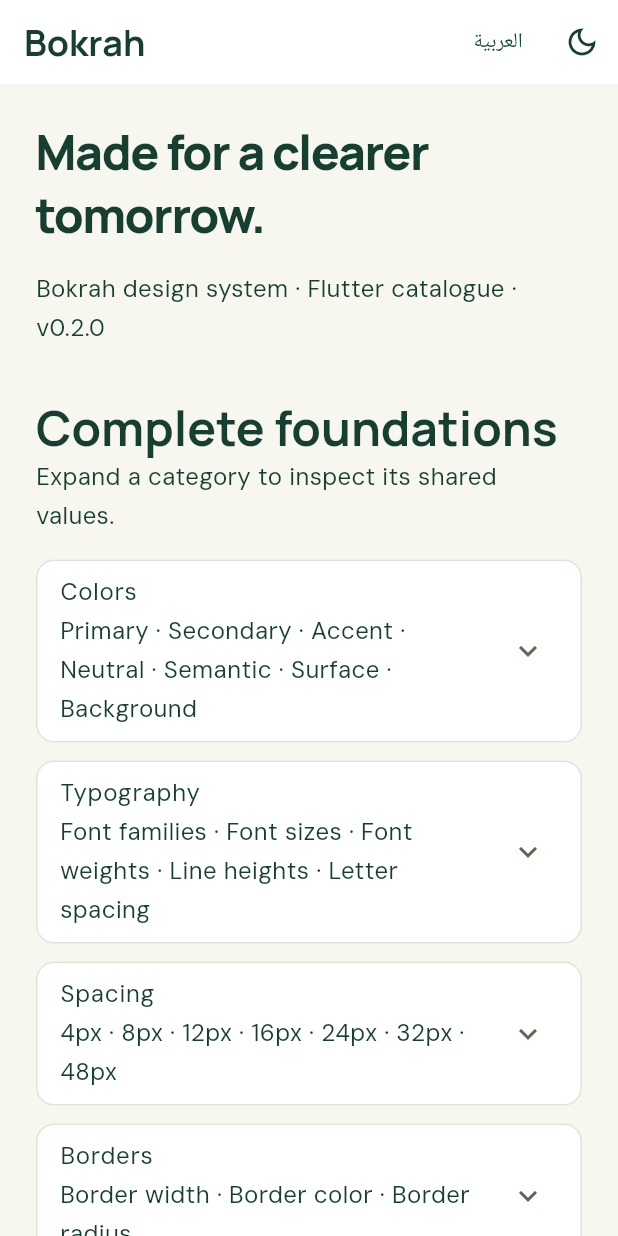
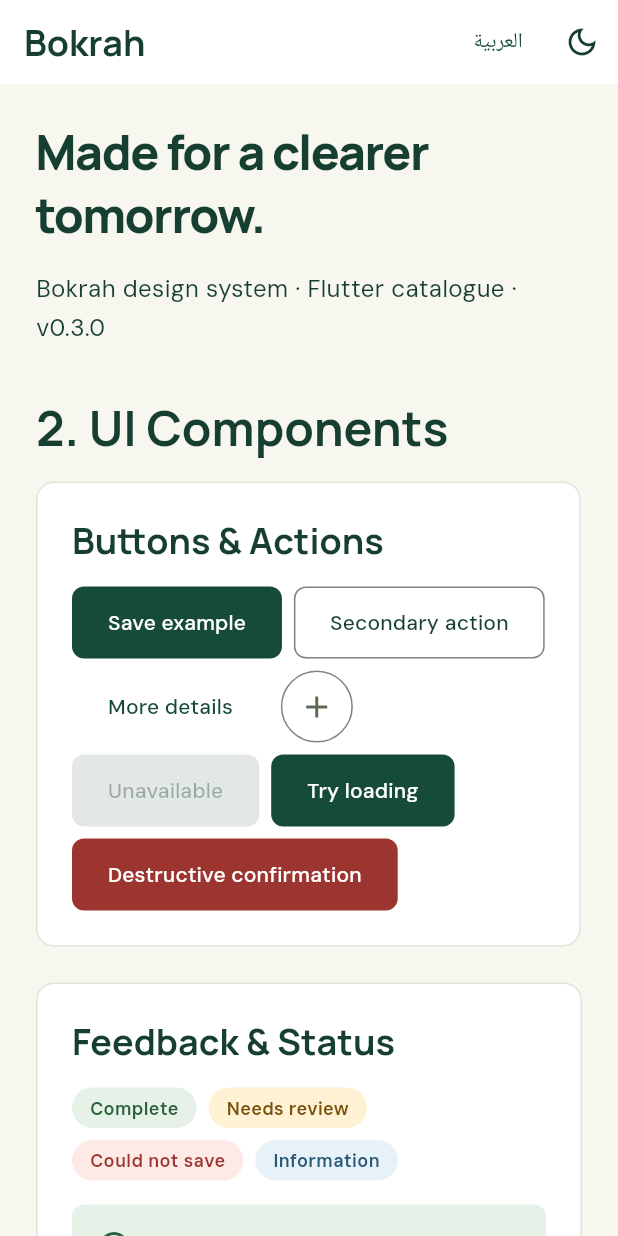
Before and after one commit to Mahfoud-Sa/bokrah-design-system, a Flutter app: the screen it shows after launch, on a phone screen of 412 x 824 dp. Run offline on Flutter 3.47's test engine with Material 3 defaults, Android fonts, the light colour scheme and no system bars.

Commit message:
Add button action and status feedback component groups

```diff
--- a/examples/flutter/lib/main.dart
+++ b/examples/flutter/lib/main.dart
@@ -1,3 +1,4 @@
+import 'ui_components.dart';
 import 'foundations.dart';
 import 'package:flutter/material.dart';
 import 'package:flutter_localizations/flutter_localizations.dart';
@@ -66,11 +67,12 @@ class _BokrahCatalogState extends State<BokrahCatalog> {
                 const SizedBox(height: BkSpace.lg),
                 Text(
                   text(
-                    'Bokrah design system · Flutter catalogue · v0.2.0',
-                    'نظام تصميم بكرة · مكتبة فلاتر · 0.2.0',
+                    'Bokrah design system · Flutter catalogue · v0.3.0',
+                    'نظام تصميم بكرة · مكتبة فلاتر · 0.3.0',
                   ),
                 ),
                 const SizedBox(height: BkSpace.xxl),
+                UIComponentsCatalogue(arabic: arabic),
                 FoundationCatalogue(arabic: arabic),
                 const SizedBox(height: BkSpace.xxl),
                 Wrap(
--- /dev/null
+++ b/examples/flutter/lib/ui_components.dart
@@ -0,0 +1,247 @@
+import 'package:flutter/material.dart';
+import 'package:bokrah_design_system/bokrah_design_system.dart';
+
+class UIComponentsCatalogue extends StatefulWidget {
+  const UIComponentsCatalogue({super.key, required this.arabic});
+  final bool arabic;
+  @override
+  State<UIComponentsCatalogue> createState() => _UIComponentsCatalogueState();
+}
+
+class _UIComponentsCatalogueState extends State<UIComponentsCatalogue> {
+  bool busy = false;
+  double progress = .4;
+  String text(String en, String ar) => widget.arabic ? ar : en;
+  void toast(String message) => BkToast.show(context, message: message);
+  Future<void> previewLoading() async {
+    setState(() => busy = true);
+    await Future<void>.delayed(const Duration(seconds: 1));
+    if (!mounted) return;
+    setState(() => busy = false);
+    toast(text('Loading preview complete.', 'اكتملت معاينة التحميل.'));
+  }
+
+  Future<void> confirm() async {
+    final result = await showDialog<bool>(
+      context: context,
+      builder: (context) => AlertDialog(
+        title: Text(
+          text('Confirm example action?', 'هل تؤكد الإجراء التجريبي؟'),
+        ),
+        content: Text(text('No records will be deleted.', 'لن تُحذف سجلات.')),
+        actions: [
+          TextButton(
+            autofocus: true,
+            onPressed: () => Navigator.pop(context, false),
+            child: Text(text('Cancel', 'إلغاء')),
+          ),
+          BkButton(
+            label: text('Confirm preview', 'تأكيد المعاينة'),
+            variant: BkButtonVariant.danger,
+            onPressed: () => Navigator.pop(context, true),
+          ),
+        ],
+      ),
+    );
+    if (mounted && result == true)
+      toast(
+        text(
+          'Confirmation complete. Nothing was deleted.',
+          'اكتمل التأكيد. لم يتم حذف شيء.',
+        ),
+      );
+  }
+
+  @override
+  Widget build(BuildContext context) => Column(
+    crossAxisAlignment: CrossAxisAlignment.start,
+    children: [
+      Text(
+        text('2. UI Components', '2. مكونات الواجهة'),
+        style: Theme.of(context).textTheme.headlineMedium,
+      ),
+      const SizedBox(height: BkSpace.lg),
+      BkCard(
+        child: Column(
+          crossAxisAlignment: CrossAxisAlignment.start,
+          children: [
+            Text(
+              text('Buttons & Actions', 'الأزرار والإجراءات'),
+              style: Theme.of(context).textTheme.titleLarge,
+            ),
+            const SizedBox(height: BkSpace.lg),
+            BkButtonGroup(
+              label: text('Example actions', 'إجراءات تجريبية'),
+              children: [
+                BkButton(
+                  label: text('Save example', 'حفظ المثال'),
+                  onPressed: () =>
+                      toast(text('Example saved.', 'تم حفظ المثال.')),
+                ),
+                BkButton(
+                  label: text('Secondary action', 'إجراء ثانوي'),
+                  variant: BkButtonVariant.secondary,
+                  onPressed: () => toast(
+                    text('Secondary preview.', 'معاينة الإجراء الثانوي.'),
+                  ),
+                ),
+                BkButton(
+                  label: text('More details', 'تفاصيل إضافية'),
+                  variant: BkButtonVariant.tertiary,
+                  onPressed: () => toast(
+                    text(
+                      'Use tertiary actions for lower emphasis.',
+                      'استخدم الإجراء النصي للأولوية الأقل.',
+                    ),
+                  ),
+                ),
+                BkIconButton(
+                  label: text('Add example', 'إضافة مثال'),
+                  icon: Icons.add,
+                  onPressed: () => toast(
+                    text('Add action preview.', 'معاينة إجراء الإضافة.'),
+                  ),
+                ),
+                BkButton(label: text('Unavailable', 'غير متاح')),
+                BkButton(
+                  label: text('Try loading', 'جرّب التحميل'),
+                  loading: busy,
+                  loadingLabel: text('Working', 'جارٍ التنفيذ'),
+                  onPressed: previewLoading,
+                ),
+                BkButton(
+                  label: text('Destructive confirmation', 'تأكيد الحذف'),
+                  variant: BkButtonVariant.danger,
+                  onPressed: confirm,
+                ),
+              ],
+            ),
+          ],
+        ),
+      ),
+      const SizedBox(height: BkSpace.xl),
+      BkCard(
+        child: Column(
+          crossAxisAlignment: CrossAxisAlignment.start,
+          children: [
+            Text(
+              text('Feedback & Status', 'التنبيهات والحالة'),
+              style: Theme.of(context).textTheme.titleLarge,
+            ),
+            const SizedBox(height: BkSpace.lg),
+            Wrap(
+              spacing: BkSpace.sm,
+              runSpacing: BkSpace.sm,
+              children: [
+                BkBadge(label: text('Complete', 'مكتمل'), tone: BkTone.success),
+                BkBadge(
+                  label: text('Needs review', 'يحتاج مراجعة'),
+                  tone: BkTone.warning,
+                ),
+                BkBadge(
+                  label: text('Could not save', 'تعذر الحفظ'),
+                  tone: BkTone.danger,
+                ),
+                BkBadge(
+                  label: text('Information', 'معلومة'),
+                  tone: BkTone.info,
+                ),
+              ],
+            ),
+            const SizedBox(height: BkSpace.lg),
+            for (final tone in [
+              BkTone.success,
+              BkTone.warning,
+              BkTone.danger,
+              BkTone.info,
+            ])
+              Padding(
+                padding: const EdgeInsets.only(bottom: BkSpace.md),
+                child: BkAlert(
+                  title: text(
+                    {
+                      'success': 'Complete',
+                      'warning': 'Needs review',
+                      'danger': 'Could not save',
+                      'info': 'Information',
+                    }[tone.name]!,
+                    {
+                      'success': 'مكتمل',
+                      'warning': 'يحتاج مراجعة',
+                      'danger': 'تعذر الحفظ',
+                      'info': 'معلومة',
+                    }[tone.name]!,
+                  ),
+                  message: text(
+                    'Persistent feedback includes a clear explanation.',
+                    'تنبيه مستمر يتضمن تفسيراً واضحاً.',
+                  ),
+                  tone: tone,
+                ),
+              ),
+            BkButton(
+              label: text('Show toast', 'عرض إشعار'),
+              variant: BkButtonVariant.secondary,
+              onPressed: () => toast(
+                text(
+                  'Changes are ready for review.',
+                  'التغييرات جاهزة للمراجعة.',
+                ),
+              ),
+            ),
+            const SizedBox(height: BkSpace.xl),
+            BkProgress(
+              label: text('Example import progress', 'تقدم الاستيراد التجريبي'),
+              value: progress,
+            ),
+            const SizedBox(height: BkSpace.md),
+            BkButton(
+              label: text('Advance progress', 'زيادة التقدم'),
+              variant: BkButtonVariant.secondary,
+              onPressed: () => setState(
+                () =>
+                    progress = progress >= 1 ? 0 : (progress + .2).clamp(0, 1),
+              ),
+            ),
+            const SizedBox(height: BkSpace.xl),
+            Semantics(
+              label: text('Loading transactions', 'جارٍ تحميل المعاملات'),
+              child: const Column(
+                crossAxisAlignment: CrossAxisAlignment.start,
+                children: [
+                  BkSkeleton(),
+                  SizedBox(height: BkSpace.sm),
+                  BkSkeleton(width: 180),
+                  SizedBox(height: BkSpace.sm),
+                  BkSkeleton(width: 120),
+                ],
+              ),
+            ),
+            const SizedBox(height: BkSpace.lg),
+            BkEmptyState(
+              title: text('No transactions yet', 'لا توجد معاملات بعد'),
+              message: text(
+                'Your first transaction will appear here.',
+                'ستظهر معاملتك الأولى هنا.',
+              ),
+              action: BkButton(
+                label: text('Create example', 'إنشاء مثال'),
+                variant: BkButtonVariant.secondary,
+                onPressed: () => toast(
+                  text('Create action preview.', 'معاينة إجراء الإنشاء.'),
+                ),
+              ),
+            ),
+            Text(
+              text(
+                'Persistent alerts for important errors; toasts for brief informational feedback. Loading placeholders are decorative.',
+                'تنبيهات مستمرة للأخطاء المهمة وإشعارات للمعلومات العابرة. عناصر التحميل زخرفية.',
+              ),
+            ),
+          ],
+        ),
+      ),
+      const SizedBox(height: BkSpace.xxl),
+    ],
+  );
+}
--- a/package.json
+++ b/package.json
@@ -1,6 +1,6 @@
 {
   "name": "bokrah-design-system",
-  "version": "0.2.0",
+  "version": "0.3.0",
   "private": true,
   "type": "module",
   "scripts": {
--- a/packages/flutter/lib/bokrah_design_system.dart
+++ b/packages/flutter/lib/bokrah_design_system.dart
@@ -5,3 +5,4 @@ export 'src/theme.dart';
 export 'src/components.dart';
 export 'src/foundations.g.dart';
 export 'src/foundations.dart';
+export 'src/actions_feedback.dart';
--- /dev/null
+++ b/packages/flutter/lib/src/actions_feedback.dart
@@ -0,0 +1,109 @@
+import 'package:flutter/material.dart';
+import 'components.dart';
+import 'tokens.g.dart';
+import 'theme.dart';
+
+/// A named icon action; the label also supplies the tooltip.
+class BkIconButton extends StatelessWidget {
+  const BkIconButton({
+    super.key,
+    required this.label,
+    required this.icon,
+    this.onPressed,
+  });
+  final String label;
+  final IconData icon;
+  final VoidCallback? onPressed;
+  @override
+  Widget build(BuildContext context) => IconButton.outlined(
+    onPressed: onPressed,
+    tooltip: label,
+    icon: Icon(icon),
+    constraints: const BoxConstraints(minWidth: 48, minHeight: 48),
+  );
+}
+
+/// Related independent actions. Does not imply single selection or toolbar keys.
+class BkButtonGroup extends StatelessWidget {
+  const BkButtonGroup({super.key, required this.label, required this.children});
+  final String label;
+  final List<Widget> children;
+  @override
+  Widget build(BuildContext context) => Semantics(
+    container: true,
+    label: label,
+    child: Wrap(
+      spacing: BkSpace.sm,
+      runSpacing: BkSpace.sm,
+      children: children,
+    ),
+  );
+}
+
+class BkProgress extends StatelessWidget {
+  const BkProgress({super.key, required this.label, this.value})
+    : assert(value == null || (value >= 0 && value <= 1));
+  final String label;
+
+  /// Null means progress cannot yet be measured; otherwise a fraction 0–1.
+  final double? value;
+  @override
+  Widget build(BuildContext context) => Column(
+    crossAxisAlignment: CrossAxisAlignment.start,
+    children: [
+      Text(value == null ? label : '$label · ${(value! * 100).round()}%'),
+      const SizedBox(height: BkSpace.sm),
+      LinearProgressIndicator(
+        value: value,
+        semanticsLabel: label,
+        minHeight: BkSpace.sm,
+        borderRadius: BorderRadius.circular(BkRadius.pill),
+      ),
+    ],
+  );
+}
+
+/// Decorative placeholder. Its parent supplies a single localized loading status.
+class BkSkeleton extends StatelessWidget {
+  const BkSkeleton({super.key, this.width, this.height = BkSpace.lg});
+  final double? width;
+  final double height;
+  @override
+  Widget build(BuildContext context) => ExcludeSemantics(
+    child: Container(
+      width: width,
+      height: height,
+      decoration: BoxDecoration(
+        color: Theme.of(context).colorScheme.outlineVariant,
+        borderRadius: BorderRadius.circular(BkRadius.sm),
+      ),
+    ),
+  );
+}
+
+abstract final class BkToast {
+  /// Informational feedback; important errors should remain in a persistent alert.
+  static ScaffoldFeatureController<SnackBar, SnackBarClosedReason> show(
+    BuildContext context, {
+    required String message,
+    BkTone tone = BkTone.info,
+    Duration duration = const Duration(seconds: 8),
+  }) {
+    final colors = BkThemeTokens.of(context);
+    final foreground = colors[tone == BkTone.neutral ? 'text' : tone.name]!;
+    final background =
+        colors[tone == BkTone.neutral ? 'surfaceAlt' : '${tone.name}Surface']!;
+    final messenger = ScaffoldMessenger.of(context);
+    messenger.hideCurrentSnackBar();
+    return messenger.showSnackBar(
+      SnackBar(
+        content: Text(message, style: TextStyle(color: foreground)),
+        backgroundColor: background,
+        showCloseIcon: true,
+        closeIconColor: foreground,
+        behavior: SnackBarBehavior.floating,
+        duration: duration,
+      ),
+    );
+  }
+}
--- a/packages/flutter/lib/src/components.dart
+++ b/packages/flutter/lib/src/components.dart
@@ -2,7 +2,7 @@ import 'package:flutter/material.dart';
 import 'tokens.g.dart';
 import 'theme.dart';
 
-enum BkButtonVariant { primary, secondary, danger }
+enum BkButtonVariant { primary, secondary, tertiary, danger }
 
 enum BkTone { neutral, success, warning, danger, info }
 
@@ -45,7 +45,19 @@ class BkButton extends StatelessWidget {
         Flexible(child: Text(label)),
       ],
     );
-    final button = variant == BkButtonVariant.secondary
+    final button = variant == BkButtonVariant.tertiary
+        ? TextButton(
+            onPressed: action,
+            style: TextButton.styleFrom(
+              minimumSize: const Size(48, 48),
+              padding: const EdgeInsets.symmetric(
+                horizontal: BkSpace.xl,
+                vertical: BkSpace.md,
+              ),
+            ),
+            child: content,
+          )
+        : variant == BkButtonVariant.secondary
         ? OutlinedButton(onPressed: action, child: content)
         : FilledButton(
             onPressed: action,
--- a/packages/flutter/pubspec.yaml
+++ b/packages/flutter/pubspec.yaml
@@ -1,6 +1,6 @@
 name: bokrah_design_system
 description: Bokrah design tokens, Material themes, and reusable Arabic and English UI components.
-version: 0.2.0
+version: 0.3.0
 publish_to: none
 repository: https://github.com/Mahfoud-Sa/bokrah-design-system
 environment:
--- a/tokens/tokens.json
+++ b/tokens/tokens.json
@@ -1,5 +1,5 @@
 {
-  "version": "0.2.0",
+  "version": "0.3.0",
   "color": {
     "light": {
       "background": "#f7f7f0",
```
Also changed, not shown: examples/flutter/pubspec.lock, 16 other files.
